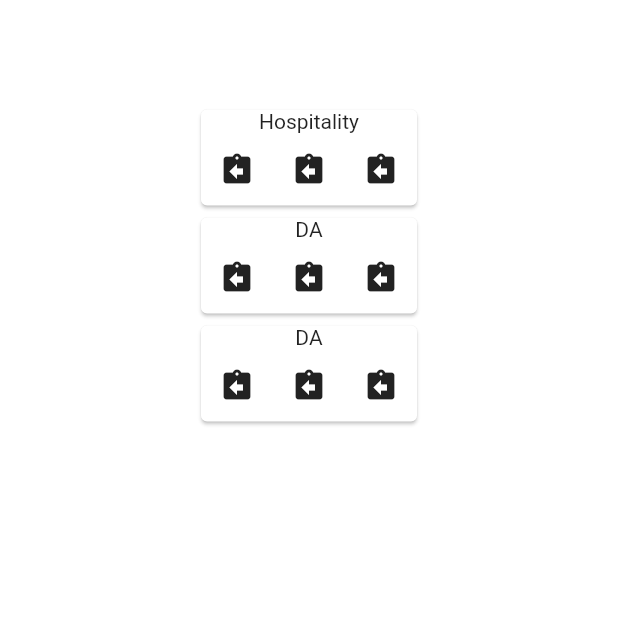
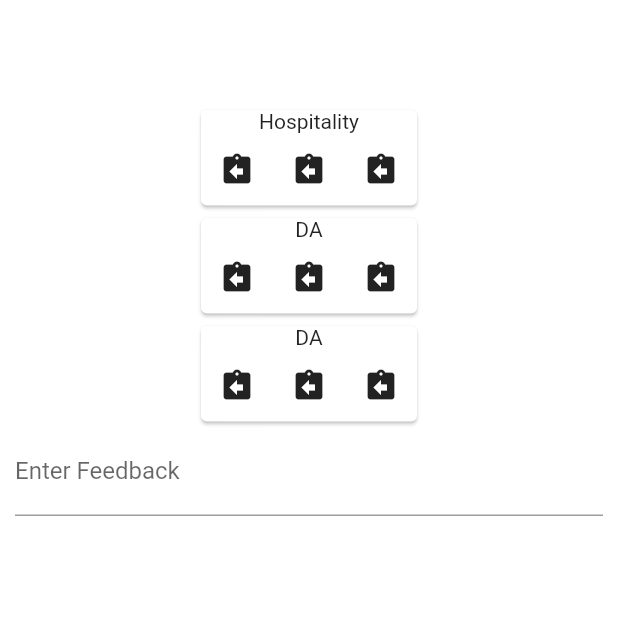
Before and after one commit to PrasanthChettri/FeedbackPageUDGAM2020, a Flutter app: the screen it shows after launch, on a phone screen of 412 x 824 dp, the top half of it. Run offline on Flutter 3.47's test engine with Material 2 defaults, Android fonts, the phone set to English and light mode, and no system bars.

Commit message:
CREATED SEPERATE CLASSES

```diff
--- a/lib/feedbackstatement.dart
+++ b/lib/feedbackstatement.dart
@@ -1,12 +1,18 @@
+import 'package:flutter/material.dart' ;
+class FeedbackField{
+  //FeedbackField(){}
+  Widget get_field(){
+    return  Padding(
+      padding : EdgeInsets.fromLTRB(10, 0, 10, 0 ) ,child :Container(
+      child : TextFormField(
+          decoration: InputDecoration(
+              labelText: 'Enter Feedback'
+          ),
+        ),
+      )
+    );
+  }
+}
 /**
-SliverToBoxAdapter(
-child : Padding(
-padding : EdgeInsets.fromLTRB(10, 0, 10, 0 ) ,child :Container(
-child : TextFormField(
-decoration: InputDecoration(
-labelText: 'Enter your username'
-),
-),
-)
-),    ) ,
+
 **/
--- a/lib/main.dart
+++ b/lib/main.dart
@@ -1,5 +1,6 @@
 import 'package:flutter/material.dart';
 import 'moodlist.dart' ;
+import 'feedbackstatement.dart' ;
 
 void main() => runApp(MyApp());
 
@@ -25,6 +26,7 @@ class MyHomePage extends StatefulWidget {
 class _MyHomePageState extends State<MyHomePage>{
   //ASSESTS --
   var rowi =  new row_b() ;
+  var feedi = new FeedbackField() ;
   bool  anonymous  = false  ;
   String feedback = "" ;
   @override
@@ -42,7 +44,11 @@ class _MyHomePageState extends State<MyHomePage>{
           SliverToBoxAdapter(
               child :  rowi.get_widget()  ,
           ) ,
-  ] ,) ,
+          SliverToBoxAdapter(
+              child: feedi.get_field(),
+          )
+        ] ,
+      ) ,
    ) ;
   }
 }
```
Lines whose indentation alone changed are shown as unchanged.
